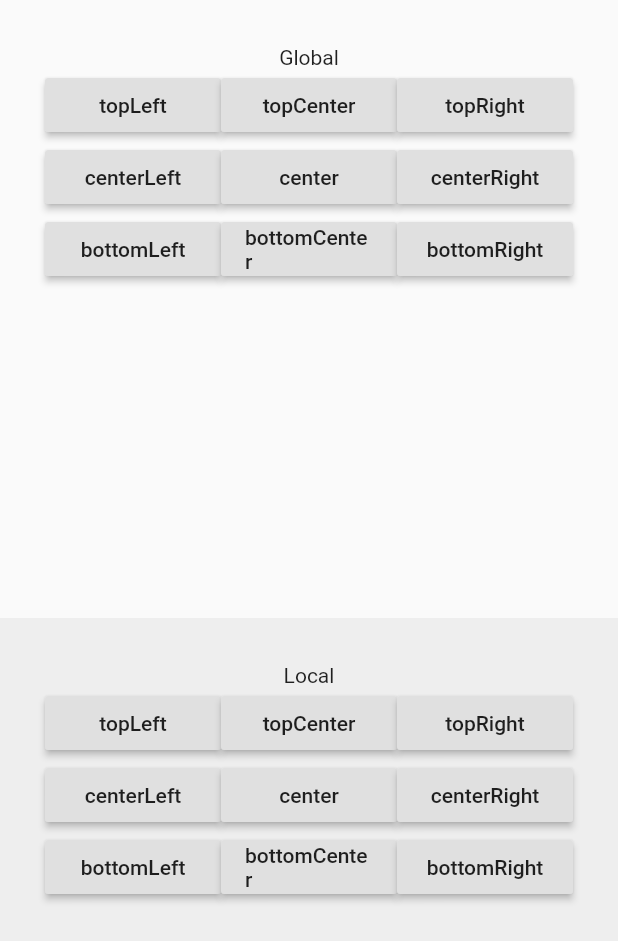
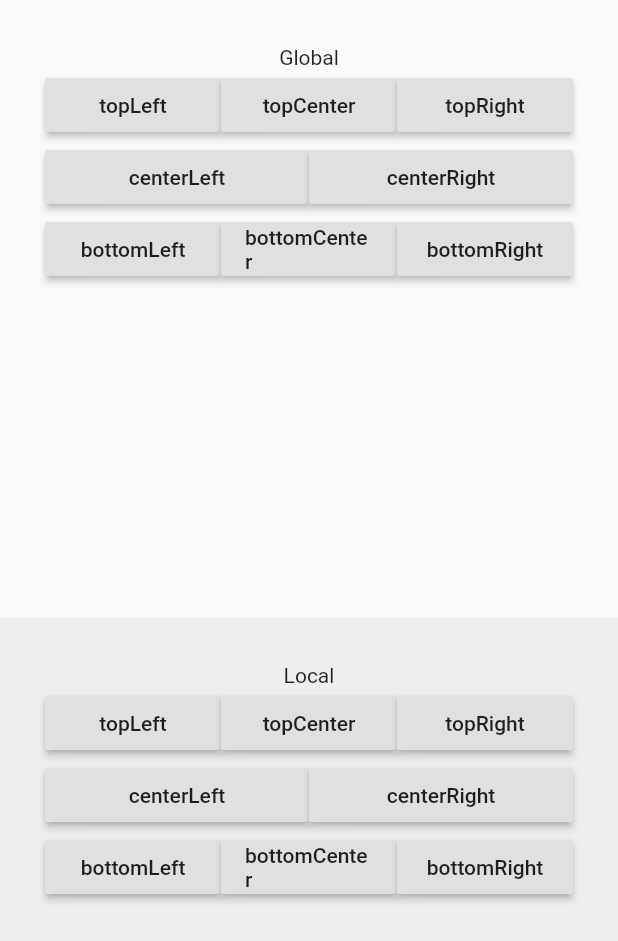
Before and after one commit to yinxulai/flutter_show_drawer, a Flutter app: the screen it shows after launch, on a phone screen of 412 x 824 dp. Shown: the top 941 px of the screen. Run offline on Flutter 3.47's test engine with Material 2 defaults, Android fonts, the phone set to English and light mode, and no system bars; missing offline and left inert: show_overlay.

Commit message:
update version to 1.0.0

```diff
--- a/example/lib/main.dart
+++ b/example/lib/main.dart
@@ -41,7 +41,7 @@ class Test extends StatelessWidget {
 
   generateRaisedButton(
     String title,
-    Alignment alignment,
+    DrawerDirection direction,
     BuildContext context,
   ) {
     return Expanded(
@@ -50,7 +50,7 @@ class Test extends StatelessWidget {
         onPressed: () => showDrawer(
           barrier: true,
           context: context,
-          alignment: alignment,
+          direction: direction,
           barrierDismissible: true,
           builder: (_, __, close) => Container(
             width: 300,
@@ -80,22 +80,50 @@ class Test extends StatelessWidget {
           children: [
             Text(title),
             Row(mainAxisAlignment: MainAxisAlignment.center, children: [
-              generateRaisedButton("topLeft", Alignment.topLeft, context),
-              generateRaisedButton("topCenter", Alignment.topCenter, context),
-              generateRaisedButton("topRight", Alignment.topRight, context),
+              generateRaisedButton(
+                "topLeft",
+                DrawerDirection.topLeft,
+                context,
+              ),
+              generateRaisedButton(
+                "topCenter",
+                DrawerDirection.topCenter,
+                context,
+              ),
+              generateRaisedButton(
+                "topRight",
+                DrawerDirection.topRight,
+                context,
+              ),
             ]),
             Row(mainAxisAlignment: MainAxisAlignment.center, children: [
-              generateRaisedButton("centerLeft", Alignment.centerLeft, context),
-              generateRaisedButton("center", Alignment.center, context),
               generateRaisedButton(
-                  "centerRight", Alignment.centerRight, context),
+                "centerLeft",
+                DrawerDirection.centerLeft,
+                context,
+              ),
+              generateRaisedButton(
+                "centerRight",
+                DrawerDirection.centerRight,
+                context,
+              ),
             ]),
             Row(mainAxisAlignment: MainAxisAlignment.center, children: [
-              generateRaisedButton("bottomLeft", Alignment.bottomLeft, context),
               generateRaisedButton(
-                  "bottomCenter", Alignment.bottomCenter, context),
+                "bottomLeft",
+                DrawerDirection.bottomLeft,
+                context,
+              ),
               generateRaisedButton(
-                  "bottomRight", Alignment.bottomRight, context),
+                "bottomCenter",
+                DrawerDirection.bottomCenter,
+                context,
+              ),
+              generateRaisedButton(
+                "bottomRight",
+                DrawerDirection.bottomRight,
+                context,
+              ),
             ])
           ],
         ),
```
Also changed, not shown: lib/show_drawer.dart (+60 -17 lines), pubspec.yaml (+3 -4 lines), example/pubspec.lock, pubspec.lock, 2 other files.
